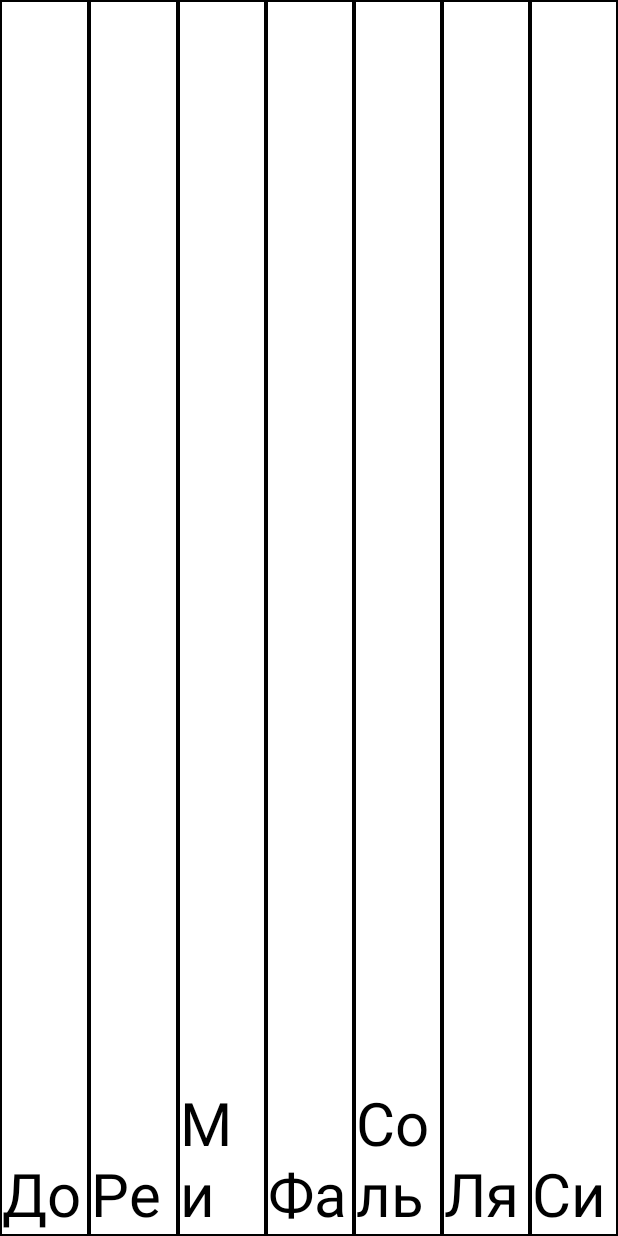
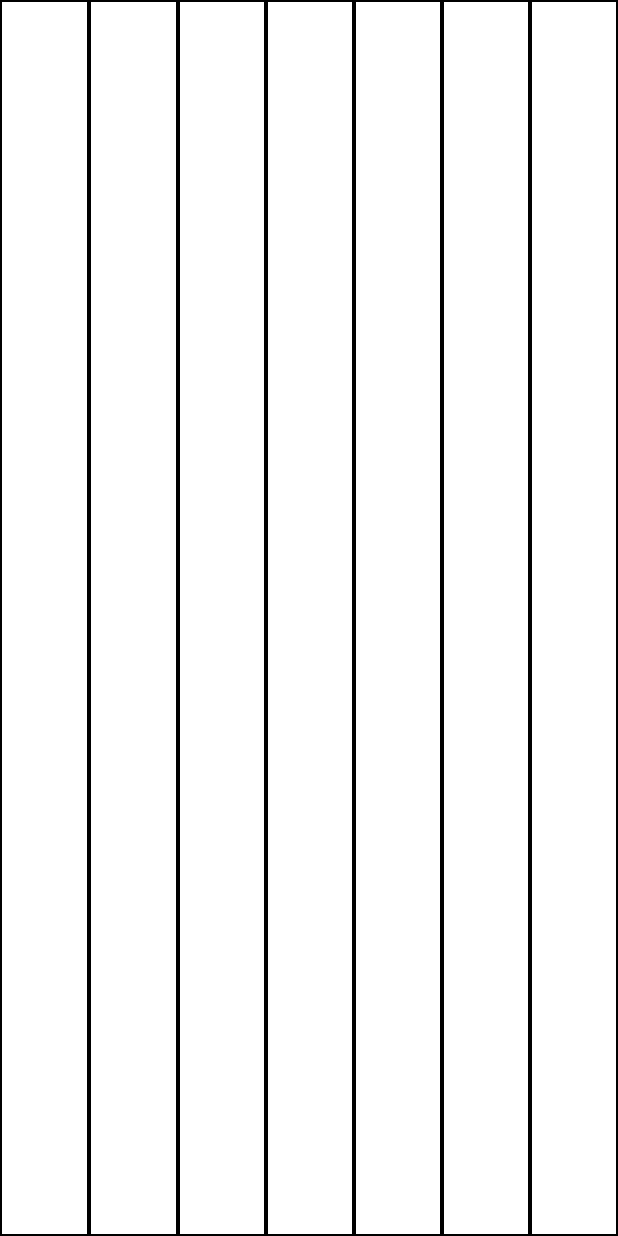
Before and after one commit to ItzRig3l/Ned_Pian_Home, an Android app: the layout activity_main.xml on its own in the app's theme, with its tools: preview values and no code run, on a phone screen of 412 x 824 dp. Run offline under Robolectric (Android 15) with nearby library versions, the phone set to English and light mode, and no system bars.

Commit message:
aue banda deti ulits

```diff
--- a/app/build.gradle
+++ b/app/build.gradle
@@ -32,11 +32,11 @@ android {
 }
 
 dependencies {
-
     implementation 'androidx.core:core-ktx:1.7.0'
     implementation 'androidx.appcompat:appcompat:1.4.0'
     implementation 'com.google.android.material:material:1.4.0'
     implementation 'androidx.constraintlayout:constraintlayout:2.1.2'
+    implementation 'org.jetbrains.kotlinx:kotlinx-coroutines-core:1.6.0-RC3'
     testImplementation 'junit:junit:4.+'
     androidTestImplementation 'androidx.test.ext:junit:1.1.3'
     androidTestImplementation 'androidx.test.espresso:espresso-core:3.4.0'
--- a/app/src/main/AndroidManifest.xml
+++ b/app/src/main/AndroidManifest.xml
@@ -3,13 +3,15 @@
     package="com.example.nedorazvitoe_pianino">
 
     <application
+
         android:allowBackup="true"
         android:icon="@mipmap/ic_launcher"
         android:label="@string/app_name"
         android:roundIcon="@mipmap/ic_launcher_round"
         android:supportsRtl="true"
-        android:theme="@style/Theme.Nedorazvitoe_pianino">
+        android:theme="@style/Theme.AppCompat.NoActionBar">
         <activity
+            android:screenOrientation="landscape"
             android:name=".MainActivity"
             android:exported="true">
             <intent-filter>
--- a/app/src/main/res/layout/activity_main.xml
+++ b/app/src/main/res/layout/activity_main.xml
@@ -8,101 +8,66 @@
     tools:context=".MainActivity">
 
     <LinearLayout
-
-        android:layout_width="1050dp"
-        android:layout_height="500dp"
-        android:orientation="horizontal"
-        app:layout_constraintEnd_toEndOf="parent"
-        app:layout_constraintStart_toStartOf="@+id/linearLayout"
-        app:layout_constraintTop_toTopOf="@+id/linearLayout">
-
-        <TextView
-            android:id="@+id/textView7"
-            android:layout_width="wrap_content"
-            android:layout_height="match_parent"
-            android:layout_weight="0.5" />
-
-        <TextView
-            android:id="@+id/textView9"
-            android:layout_width="wrap_content"
-            android:layout_height="match_parent"
-            android:layout_weight="0.5" />
-
-        <TextView
-            android:id="@+id/textView11"
-            android:layout_width="wrap_content"
-            android:layout_height="match_parent"
-            android:layout_weight="0.5" />
-
-        <TextView
-            android:id="@+id/textView8"
-            android:layout_width="wrap_content"
-            android:layout_height="match_parent"
-            android:layout_weight="0.5" />
-
-        <TextView
-            android:id="@+id/textView10"
-            android:layout_width="wrap_content"
-            android:layout_height="match_parent"
-            android:layout_weight="0.5" />
-
-        <TextView
-            android:id="@+id/textView12"
-            android:layout_width="wrap_content"
-            android:layout_height="match_parent"
-            android:layout_weight="0.5" />
-    </LinearLayout>
-
-    <LinearLayout
-        android:id="@+id/linearLayout"
-        android:layout_width="match_parent"
-        android:layout_height="match_parent"
-        android:orientation="horizontal">
-
-    </LinearLayout>
-
-    <LinearLayout
-        android:id="@+id/linearLayout3"
+        android:id="@+id/piano_roll"
         android:layout_width="match_parent"
         android:layout_height="match_parent"
         android:orientation="horizontal">
 
         <TextView
             android:id="@+id/key_do"
-            style="@style/my_style"
-            android:text="До" />
-
+            style="@style/my_style"/>
         <TextView
             android:id="@+id/key_re"
-            style="@style/my_style"
-            android:layout_width="match_parent"
-            android:text="Ре" />
-
+            style="@style/my_style"/>
         <TextView
             android:id="@+id/key_mi"
-            style="@style/my_style"
-            android:text="Ми" />
-
+            style="@style/my_style"/>
         <TextView
             android:id="@+id/key_fa"
-            style="@style/my_style"
-            android:text="Фа" />
-
+            style="@style/my_style"/>
         <TextView
             android:id="@+id/key_sol"
-            style="@style/my_style"
-            android:text="Соль" />
-
+            style="@style/my_style"/>
         <TextView
-            android:id="@+id/key_la"
-            style="@style/my_style"
-            android:text="Ля" />
+            android:id="@+id/key_lya"
+            style="@style/my_style"/>
 
         <TextView
             android:id="@+id/key_si"
-            style="@style/my_style"
-            android:text="Си" />
+            style="@style/my_style" />
 
+<!--    <LinearLayout-->
+<!--        android:layout_width="match_parent"-->
+<!--        android:layout_height="500dp"-->
+<!--        android:orientation="horizontal">-->
+
+
+<!--        <TextView-->
+<!--            android:id="@+id/do_diez"-->
+<!--            style="@style/black_keys" />-->
+
+<!--        <TextView-->
+<!--            android:id="@+id/re_diez"-->
+<!--            style="@style/black_keys" />-->
+
+<!--        <TextView-->
+<!--            android:id="@+id/empty_diez"-->
+<!--            style="@style/black_keys" />-->
+
+<!--        <TextView-->
+<!--            android:id="@+id/fa_diez"-->
+<!--            style="@style/black_keys" />-->
+
+<!--        <TextView-->
+<!--            android:id="@+id/sol_diez"-->
+<!--            style="@style/black_keys" />-->
+
+<!--        <TextView-->
+<!--            android:id="@+id/lya_diez"-->
+<!--            style="@style/black_keys" />-->
+
+
+<!--    </LinearLayout>-->
     </LinearLayout>
 
 </androidx.constraintlayout.widget.ConstraintLayout>
--- a/app/src/main/res/values/themes.xml
+++ b/app/src/main/res/values/themes.xml
@@ -26,7 +26,7 @@
     </style>
     <style name="black_keys">
         <item name="android:layout_width">match_parent</item>
-        <item name="android:layout_height">match_parent</item>
+        <item name="android:layout_height">500dp</item>
         <item name="android:layout_weight">1</item>
 
 
--- a/build.gradle
+++ b/build.gradle
@@ -1,18 +1,20 @@
 // Top-level build file where you can add configuration options common to all sub-projects/modules.
 buildscript {
+    ext.kotlin_version = '1.5.31'
     repositories {
         google()
         mavenCentral()
     }
     dependencies {
-        classpath "com.android.tools.build:gradle:7.0.3"
-        classpath "org.jetbrains.kotlin:kotlin-gradle-plugin:1.6.0"
+        classpath "com.android.tools.build:gradle:7.0.2"
+        classpath "org.jetbrains.kotlin:kotlin-gradle-plugin:$kotlin_version"
 
         // NOTE: Do not place your application dependencies here; they belong
         // in the individual module build.gradle files
     }
 }
 
+
 task clean(type: Delete) {
     delete rootProject.buildDir
 }
```
Also changed, not shown: app/src/main/java/com/example/nedorazvitoe_pianino/MainActivity.kt (+69 -4 lines), 7 other files.
